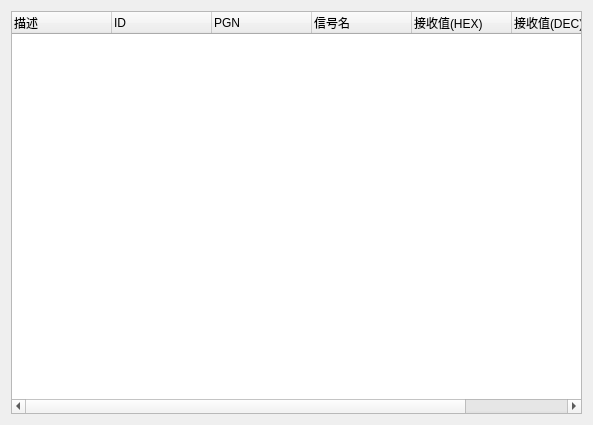
Above: page/pagemsgdisplay.ui from a9876653/qt-j1939 before the change. Below: the same form after it.
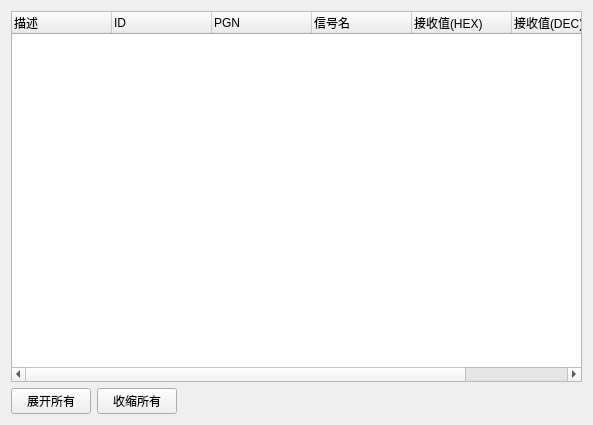
That is the form after the change.

The edit to the form file:
```diff
--- a/page/pagemsgdisplay.ui
+++ b/page/pagemsgdisplay.ui
@@ -65,6 +65,37 @@
      </column>
     </widget>
    </item>
+   <item row="2" column="0">
+    <layout class="QHBoxLayout" name="horizontalLayout">
+     <item>
+      <widget class="QPushButton" name="expandPushButton">
+       <property name="text">
+        <string>展开所有</string>
+       </property>
+      </widget>
+     </item>
+     <item>
+      <widget class="QPushButton" name="collapsPpushButton">
+       <property name="text">
+        <string>收缩所有</string>
+       </property>
+      </widget>
+     </item>
+     <item>
+      <spacer name="horizontalSpacer">
+       <property name="orientation">
+        <enum>Qt::Horizontal</enum>
+       </property>
+       <property name="sizeHint" stdset="0">
+        <size>
+         <width>40</width>
+         <height>20</height>
+        </size>
+       </property>
+      </spacer>
+     </item>
+    </layout>
+   </item>
   </layout>
  </widget>
  <resources/>
```
